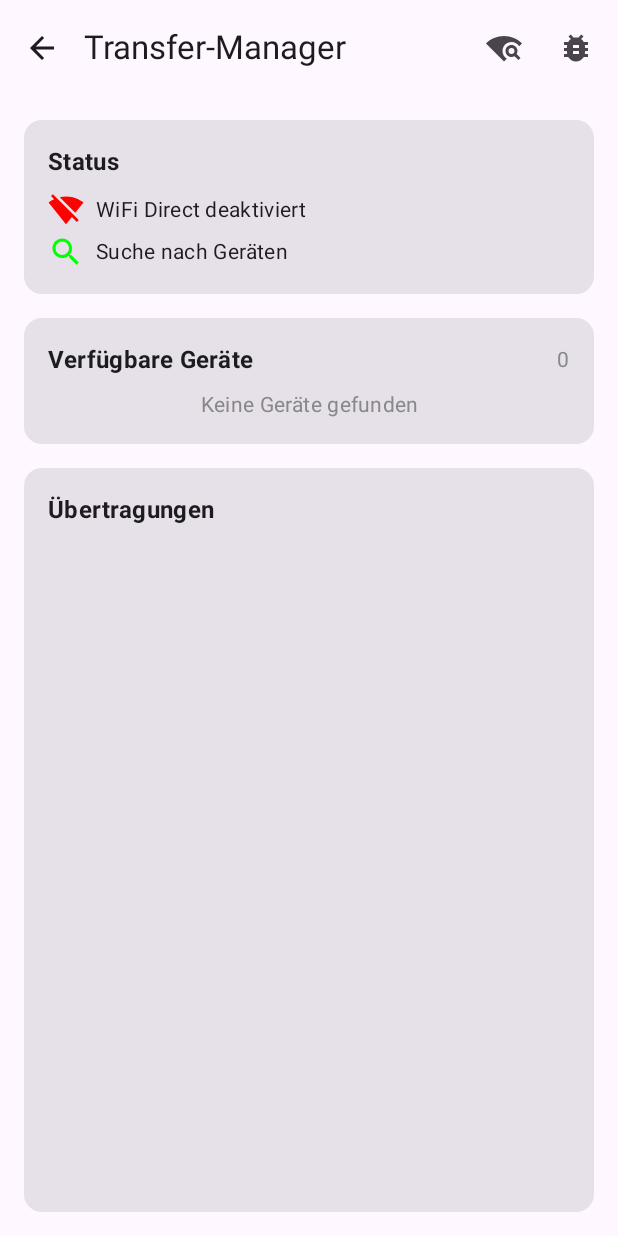
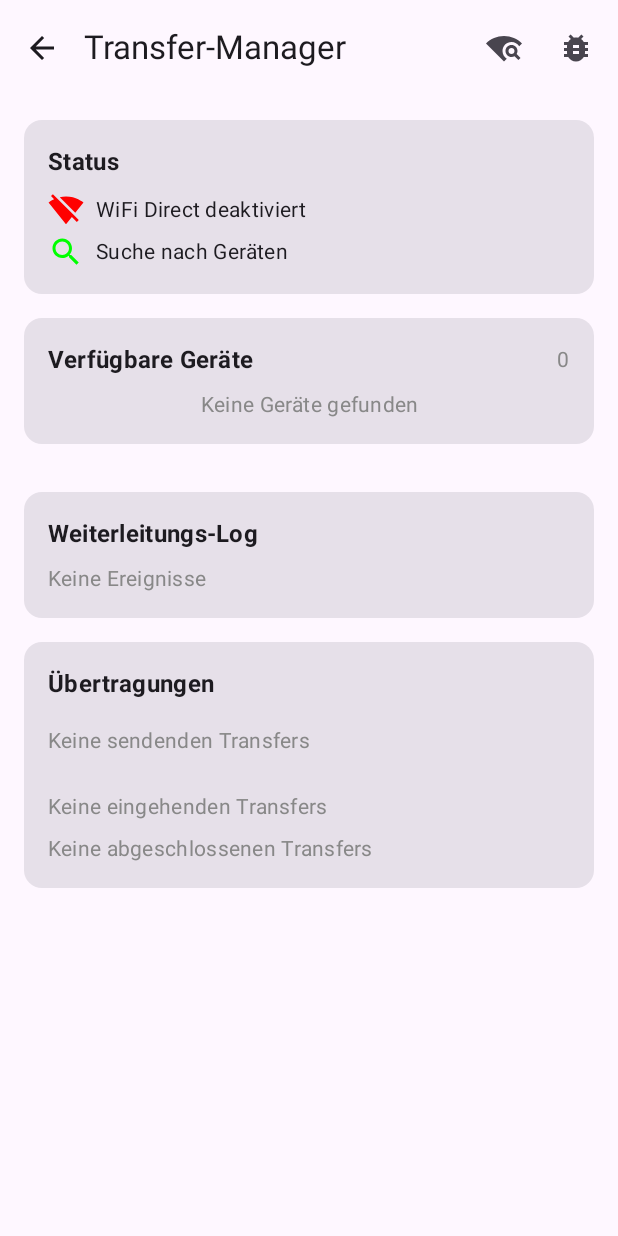
Before and after one commit to richqqrd/EchoDrop, an Android app built with Jetpack Compose: the TransferManagerScreen screen opened through its navigation route, on a phone screen of 412 x 824 dp. Run offline under Robolectric (Android 15) with nearby library versions, the phone set to English and light mode, and no system bars; our stand-ins replace Dagger/Hilt's generated code; 1 statement that could not run was skipped.

Commit message:
Enhance TransferManagerScreen with vertical scrolling

```diff
--- a/app/src/main/java/com/example/echodrop/view/TransferManagerScreen.kt
+++ b/app/src/main/java/com/example/echodrop/view/TransferManagerScreen.kt
@@ -4,6 +4,7 @@ import androidx.compose.foundation.background
 import androidx.compose.foundation.layout.*
 import androidx.compose.foundation.lazy.LazyColumn
 import androidx.compose.foundation.lazy.items
+import androidx.compose.foundation.verticalScroll
 import androidx.compose.material.icons.Icons
 import androidx.compose.material.icons.filled.*
 import androidx.compose.material3.*
@@ -17,6 +18,7 @@ import androidx.compose.ui.text.style.TextAlign
 import androidx.compose.ui.unit.dp
 import androidx.hilt.navigation.compose.hiltViewModel
 import com.example.echodrop.viewmodel.TransferManagerViewModel
+import androidx.compose.foundation.rememberScrollState
 
 @OptIn(ExperimentalMaterial3Api::class)
 @Composable
@@ -37,6 +39,7 @@ fun TransferManagerScreen(
         }
     }
 
+    val scrollState = rememberScrollState()
     Scaffold(
         topBar = {
             TopAppBar(
@@ -68,6 +71,7 @@ fun TransferManagerScreen(
                 .fillMaxSize()
                 .padding(padding)
                 .padding(16.dp)
+                .verticalScroll(scrollState)
         ) {
             // Status-Anzeige
             Card(
@@ -214,11 +218,48 @@ fun TransferManagerScreen(
                 }
             }
 
+            // Forward Log Card
+            Spacer(modifier = Modifier.height(16.dp))
+            Card(
+                modifier = Modifier.fillMaxWidth()
+            ) {
+                Column(
+                    modifier = Modifier.padding(16.dp)
+                ) {
+                    Text("Weiterleitungs-Log", style = MaterialTheme.typography.titleMedium, fontWeight = FontWeight.Bold)
+                    Spacer(modifier = Modifier.height(8.dp))
+                    if (uiState.forwardLog.isEmpty()) {
+                        Text("Keine Ereignisse", style = MaterialTheme.typography.bodyMedium, color = Color.Gray)
+                    } else {
+                        LazyColumn(modifier = Modifier.heightIn(max = 200.dp)) {
+                            items(uiState.forwardLog.reversed()) { event ->
+                                Row(verticalAlignment = Alignment.CenterVertically) {
+                                    val (icon, tint) = when (event.stage) {
+                                        com.example.echodrop.model.domainLayer.transport.ForwardEvent.Stage.CONNECTING -> Icons.Default.Link to Color(0xFF1976D2)
+                                        com.example.echodrop.model.domainLayer.transport.ForwardEvent.Stage.TIMEOUT -> Icons.Default.HourglassEmpty to Color(0xFFFFA000)
+                                        com.example.echodrop.model.domainLayer.transport.ForwardEvent.Stage.SENT -> Icons.Default.Send to Color(0xFF388E3C)
+                                        com.example.echodrop.model.domainLayer.transport.ForwardEvent.Stage.FAILED -> Icons.Default.Error to Color(0xFFD32F2F)
+                                    }
+                                    Icon(icon, contentDescription = null, tint = tint)
+                                    Spacer(modifier = Modifier.width(8.dp))
+                                    Text(
+                                        text = "${event.paketId.value.take(6)}… → ${event.peerId?.value ?: "?"}: ${event.message}",
+                                        style = MaterialTheme.typography.bodySmall
+                                    )
+                                }
+                                Divider()
+                            }
+                        }
+                    }
+                }
+            }
+
+            Spacer(modifier = Modifier.height(16.dp))
+
             // Transfers
             Card(
                 modifier = Modifier
                     .fillMaxWidth()
-                    .weight(1f)
             ) {
                 Column(
                     modifier = Modifier
@@ -242,10 +283,8 @@ fun TransferManagerScreen(
 
                         Spacer(modifier = Modifier.height(8.dp))
 
-                        LazyColumn(
-                            modifier = Modifier.heightIn(max = 120.dp)
-                        ) {
-                            items(uiState.sendingTransfers) { transfer ->
+                        Column {
+                            uiState.sendingTransfers.forEach { transfer ->
                                 Row(
                                     modifier = Modifier
                                         .fillMaxWidth()
@@ -291,6 +330,9 @@ fun TransferManagerScreen(
                                 Spacer(modifier = Modifier.height(4.dp))
                             }
                         }
+                    } else {
+                        Text("Keine sendenden Transfers", style = MaterialTheme.typography.bodyMedium, color = Color.Gray)
+                        Spacer(modifier = Modifier.height(8.dp))
                     }
 
                     Spacer(modifier = Modifier.height(16.dp))
@@ -304,10 +346,8 @@ fun TransferManagerScreen(
 
                         Spacer(modifier = Modifier.height(8.dp))
 
-                        LazyColumn(
-                            modifier = Modifier.heightIn(max = 120.dp)
-                        ) {
-                            items(uiState.receivingTransfers) { transfer ->
+                        Column {
+                            uiState.receivingTransfers.forEach { transfer ->
                                 Row(
                                     modifier = Modifier
                                         .fillMaxWidth()
@@ -353,6 +393,9 @@ fun TransferManagerScreen(
                                 Spacer(modifier = Modifier.height(4.dp))
                             }
                         }
+                    } else {
+                        Text("Keine eingehenden Transfers", style = MaterialTheme.typography.bodyMedium, color = Color.Gray)
+                        Spacer(modifier = Modifier.height(8.dp))
                     }
 
                     // Abgeschlossene Transfers
@@ -366,10 +409,8 @@ fun TransferManagerScreen(
 
                         Spacer(modifier = Modifier.height(8.dp))
 
-                        LazyColumn(
-                            modifier = Modifier.heightIn(max = 120.dp)
-                        ) {
-                            items(uiState.completedTransfers.take(5)) { transfer ->
+                        Column {
+                            uiState.completedTransfers.take(5).forEach { transfer ->
                                 Row(
                                     modifier = Modifier
                                         .fillMaxWidth()
@@ -395,6 +436,8 @@ fun TransferManagerScreen(
                                 Divider()
                             }
                         }
+                    } else {
+                        Text("Keine abgeschlossenen Transfers", style = MaterialTheme.typography.bodyMedium, color = Color.Gray)
                     }
 
                     // Debugmodus Bereich
```
